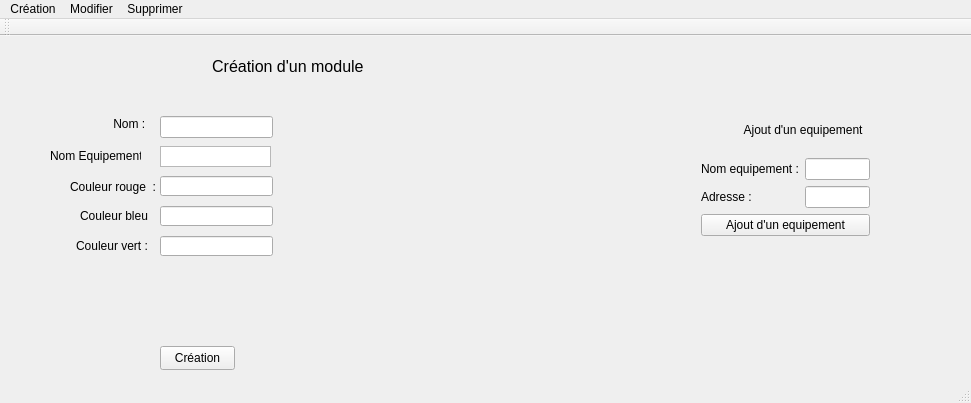
The window that module/Webedia/Webedia.ui (charlesdesenclos/Projet-BTS-Webedia) describes before a commit, drawn with Qt 5.
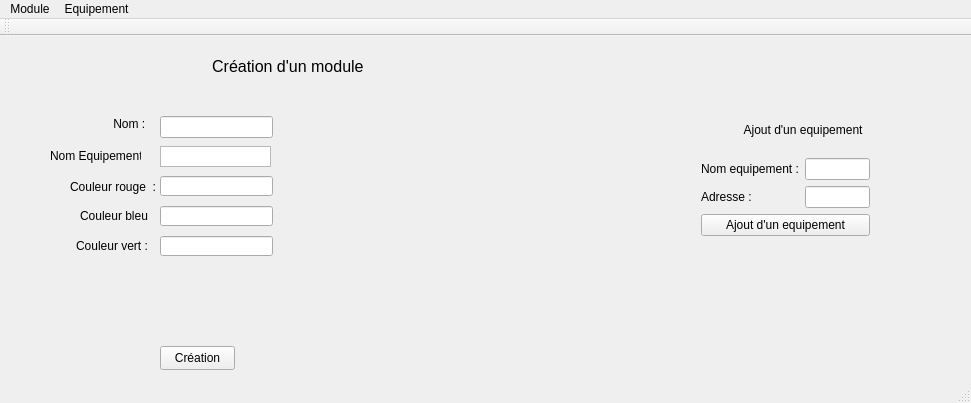
The same window after the commit.

Diff of the .ui file:
```diff
--- a/module/Webedia/Webedia.ui
+++ b/module/Webedia/Webedia.ui
@@ -278,22 +278,19 @@
    </property>
    <widget class="QMenu" name="menuCr_ation">
     <property name="title">
-     <string>Création</string>
+     <string>Module</string>
     </property>
    </widget>
    <widget class="QMenu" name="menuModifier">
     <property name="title">
-     <string>Modifier</string>
+     <string>Equipement</string>
     </property>
-   </widget>
-   <widget class="QMenu" name="menuSupprimer">
-    <property name="title">
-     <string>Supprimer</string>
-    </property>
+    <addaction name="actionCr_ation"/>
+    <addaction name="actionModifier"/>
+    <addaction name="actionSupprimer"/>
    </widget>
    <addaction name="menuCr_ation"/>
    <addaction name="menuModifier"/>
-   <addaction name="menuSupprimer"/>
   </widget>
   <widget class="QToolBar" name="mainToolBar">
    <attribute name="toolBarArea">
```
Left out of the diff: 33 changed lines with no effect on the pictures.
